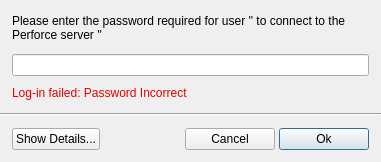
shotgunsoftware/tk-framework-perforce, file python/widgets/resources/password_form.ui: the form before one commit.
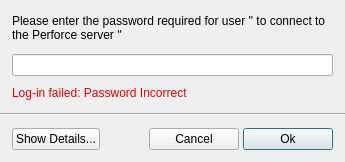
The form after the commit.

```diff
--- a/python/widgets/resources/password_form.ui
+++ b/python/widgets/resources/password_form.ui
@@ -6,7 +6,7 @@
    <rect>
     <x>0</x>
     <y>0</y>
-    <width>381</width>
+    <width>345</width>
     <height>162</height>
    </rect>
   </property>
@@ -86,7 +86,7 @@
        <property name="sizeHint" stdset="0">
         <size>
          <width>20</width>
-         <height>40</height>
+         <height>0</height>
         </size>
        </property>
       </spacer>
@@ -128,7 +128,7 @@
        </property>
        <property name="sizeHint" stdset="0">
         <size>
-         <width>40</width>
+         <width>0</width>
          <height>20</height>
         </size>
        </property>
```
